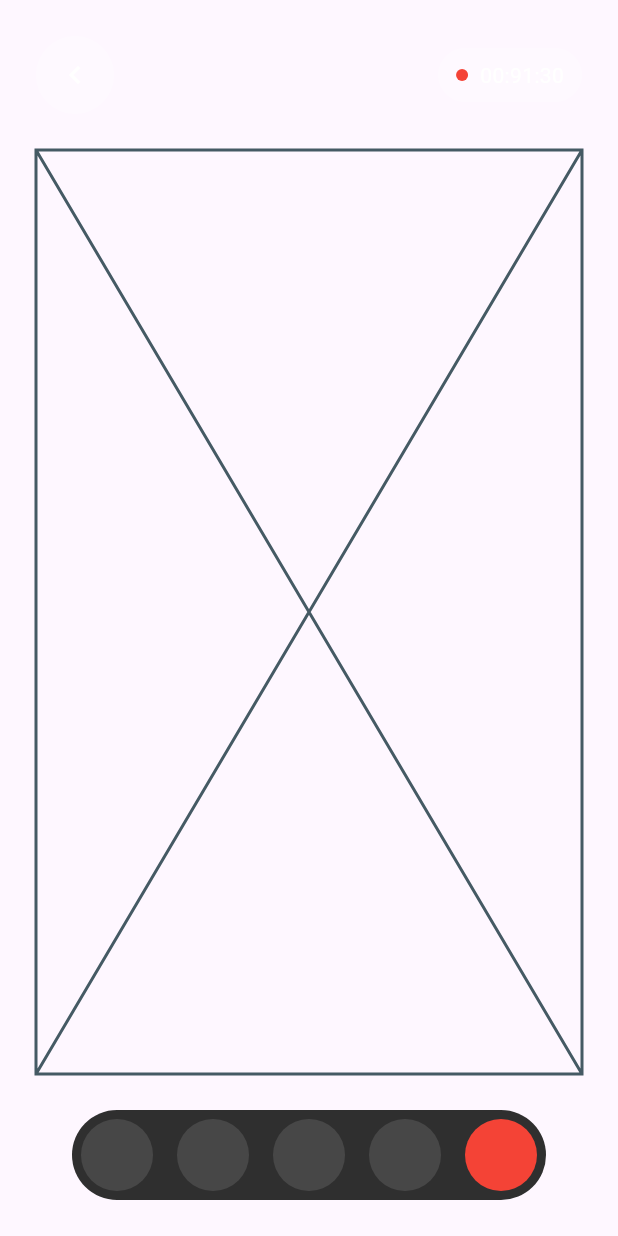
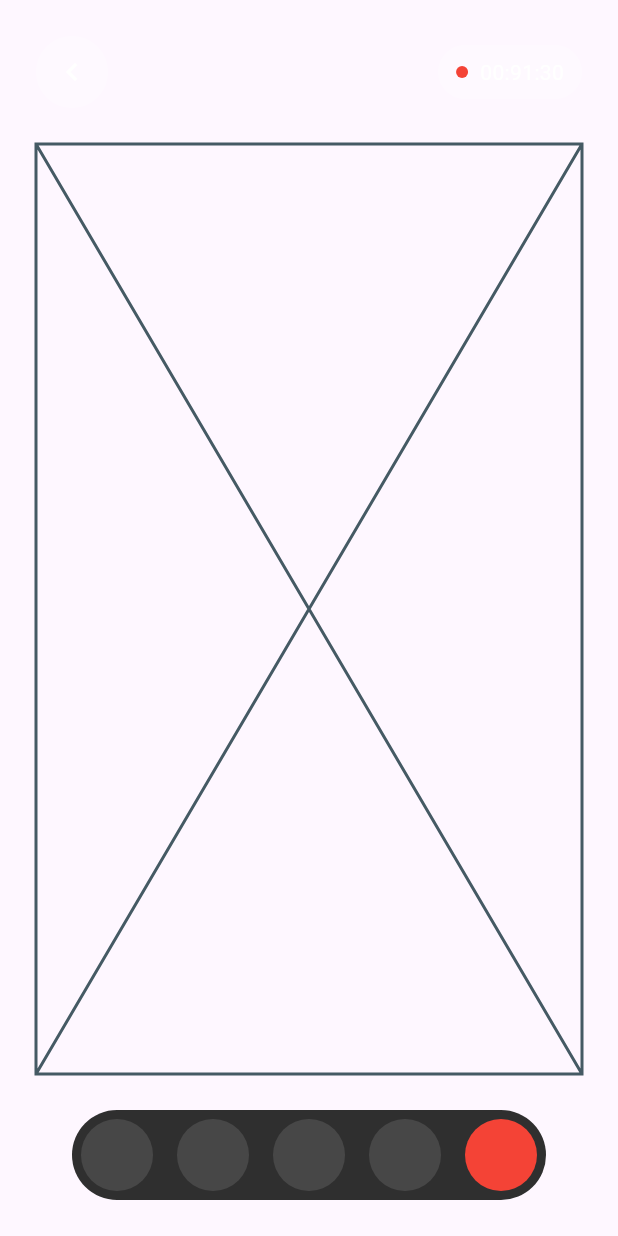
Before and after one commit to JAICHANGPARK/flutter_notebook_chapter_43, a Flutter app: the AiVideoDetailPage screen opened directly, on a phone screen of 412 x 824 dp. Run offline on Flutter 3.47's test engine with Material 3 defaults, Android fonts, the phone set to English and light mode, and no system bars; our stand-ins replace gap, hugeicons, percent_indicator.

Commit message:
Update ai_video_detail_page.dart

```diff
--- a/lib/ep2181_ai_video_chat_app/ui/ai_video_detail_page.dart
+++ b/lib/ep2181_ai_video_chat_app/ui/ai_video_detail_page.dart
@@ -21,7 +21,7 @@ class _AiVideoDetailPageState extends State<AiVideoDetailPage> {
                 mainAxisAlignment: MainAxisAlignment.spaceBetween,
                 children: [
                   CircleAvatar(
-                    radius: 26,
+                    radius: 24,
                     backgroundColor: Colors.white.withValues(alpha: .3),
                     foregroundColor: Colors.white,
                     child: Icon(
```
